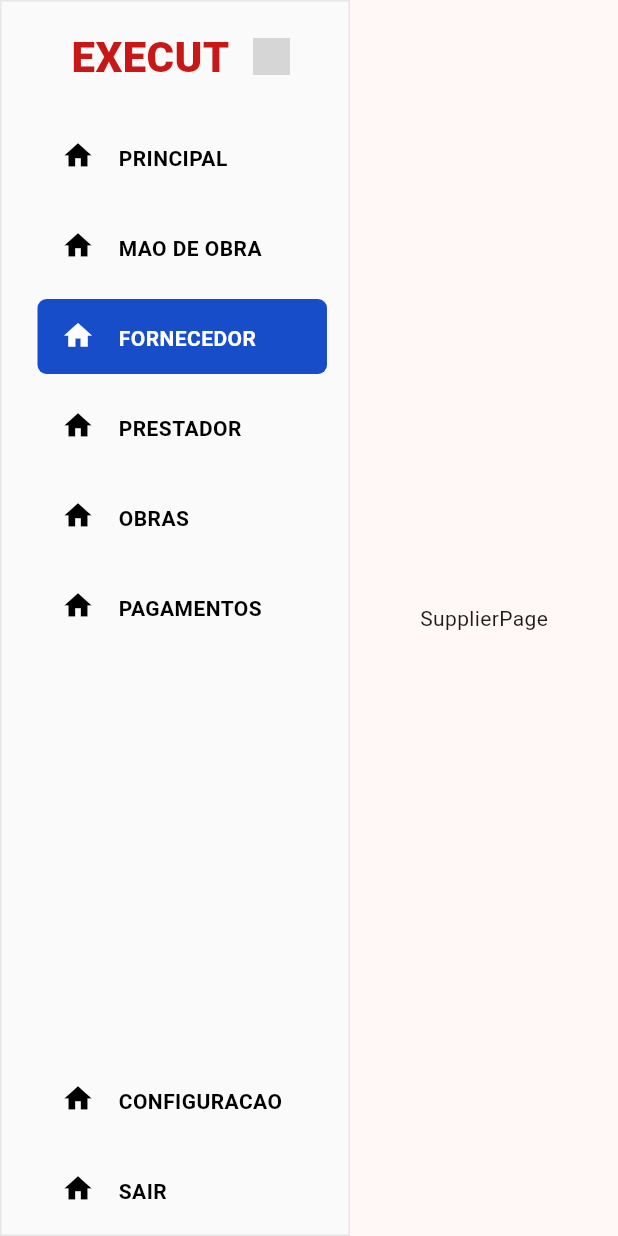
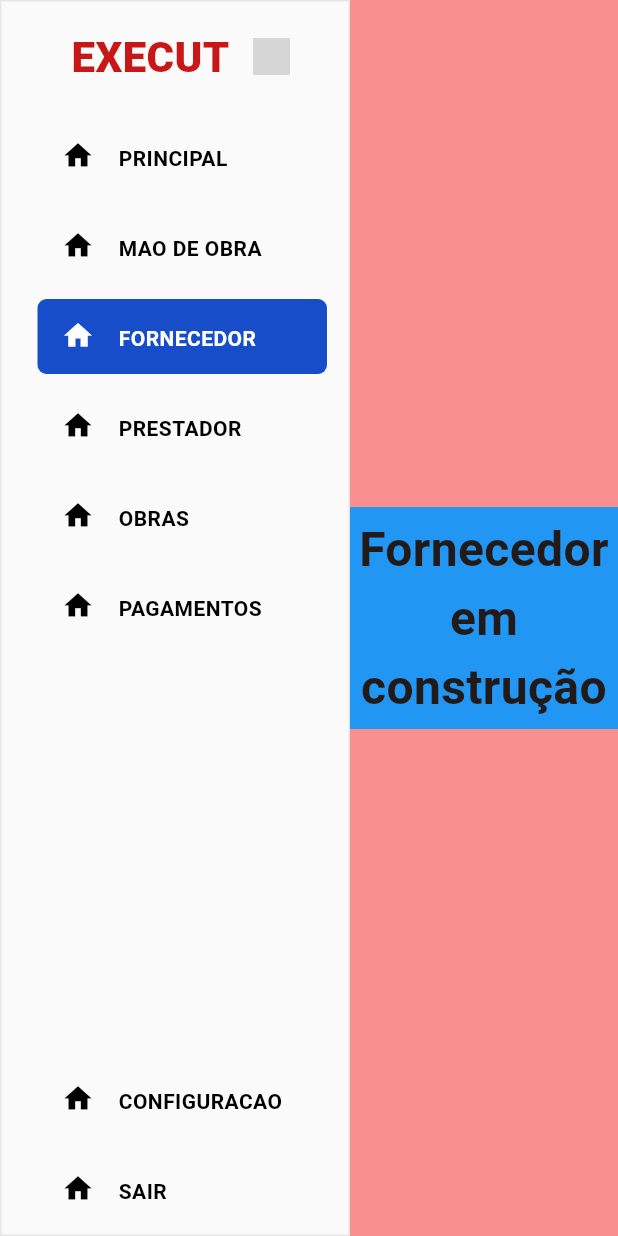
Before and after one commit to DevSavio/frontend, a Flutter app: the screen it shows after launch, after a tap on "MAO DE OBRA", after a tap on "FORNECEDOR", on a phone screen of 412 x 824 dp. Run offline on Flutter 3.47's test engine with Material 3 defaults, Android fonts, the phone set to English and light mode, and no system bars; our stand-ins replace dio; network calls fail; Roboto replaces fonts that are missing (Nunito Sans); grey boxes are pictures that could not be loaded.

Commit message:
Paginas em construção

```diff
--- a/execut/lib/Home/constructions/constructions_page.dart
+++ b/execut/lib/Home/constructions/constructions_page.dart
@@ -1,3 +1,4 @@
+import 'package:execut/constants/size.dart';
 import 'package:flutter/material.dart';
 
 class ConstructionsPage extends StatelessWidget {
@@ -5,8 +6,28 @@ class ConstructionsPage extends StatelessWidget {
 
   @override
   Widget build(BuildContext context) {
-    return const Center(
-      child: Text('Constructions Page'),
+    return Scaffold(
+      body: Container(
+        decoration:
+            const BoxDecoration(color: Color.fromARGB(255, 250, 143, 143)),
+        child: Column(
+          mainAxisAlignment: MainAxisAlignment.center,
+          children: [
+            Container(
+              width: sizeW * 1.0,
+              padding: const EdgeInsets.all(5.0),
+              child: const Center(
+                child: Text("Obras em construção",
+                  style: TextStyle(
+                    fontSize: 32,
+                    fontWeight: FontWeight.bold,
+                ),
+              ),
+              )
+            )
+          ]
+        )
+      )
     );
   }
 }
--- a/execut/lib/Home/payments/payments_page.dart
+++ b/execut/lib/Home/payments/payments_page.dart
@@ -1,3 +1,4 @@
+import 'package:execut/constants/size.dart';
 import 'package:flutter/material.dart';
 
 class PaymentsPage extends StatelessWidget {
@@ -5,8 +6,28 @@ class PaymentsPage extends StatelessWidget {
 
   @override
   Widget build(BuildContext context) {
-    return const Center(
-      child: Text('payments_page Page'),
+    return Scaffold(
+      body: Container(
+        decoration:
+            const BoxDecoration(color: Color.fromARGB(255, 250, 143, 143)),
+        child: Column(
+          mainAxisAlignment: MainAxisAlignment.center,
+          children: [
+            Container(
+              width: sizeW * 1.0,
+              padding: const EdgeInsets.all(5.0),
+              child: const Center(
+                child: Text("Pagamentos em construção",
+                  style: TextStyle(
+                    fontSize: 32,
+                    fontWeight: FontWeight.bold,
+                ),
+              ),
+              )
+            )
+          ]
+        )
+      )
     );
   }
 }
--- a/execut/lib/Home/provider/provider_page.dart
+++ b/execut/lib/Home/provider/provider_page.dart
@@ -1,3 +1,6 @@
+// ignore_for_file: prefer_const_constructors
+
+import 'package:execut/constants/size.dart';
 import 'package:flutter/material.dart';
 
 class ProviderPage extends StatelessWidget {
@@ -5,8 +8,289 @@ class ProviderPage extends StatelessWidget {
 
   @override
   Widget build(BuildContext context) {
-    return const Center(
-      child: Text('Prvider Page'),
+    return Scaffold(
+      body: Container(
+        decoration:
+            const BoxDecoration(color: Color.fromARGB(255, 250, 143, 143)),
+        child: Column(
+          children: [
+            Expanded(
+              child: SingleChildScrollView(
+                child: Container(
+                  padding: const EdgeInsets.all(10.0),
+                  child: Column(
+                    mainAxisAlignment: MainAxisAlignment.start,
+                    children: <Widget>[
+                      const SizedBox(
+                        height: sizeH * 0.05,
+                      ),
+                      const Text(
+                        'FORNECEDOR',
+                        textAlign: TextAlign.start,
+                        style: TextStyle(
+                          color: Color(0xFF202224),
+                          fontSize: 36,
+                          fontFamily: 'Nunito Sans',
+                          fontWeight: FontWeight.bold,
+                        ),
+                      ),
+                      const SizedBox(
+                        height: sizeH * 0.05,
+                      ),
+                      Row(
+                        mainAxisAlignment: MainAxisAlignment.spaceAround,
+                        children: [
+                          Container(
+                        width: sizeW * 0.3525,
+                        height: sizeH * 0.07,
+                        decoration: BoxDecoration(borderRadius: BorderRadius.circular(25),
+                        color: const Color.fromARGB(255, 224, 221, 221),),
+                        child:Row(
+                          mainAxisAlignment: MainAxisAlignment.start,
+                          children: const [
+                            Padding(
+                              padding: EdgeInsets.symmetric(horizontal: sizeW * 0.01875),
+                              child: Icon(Icons.search),
+                            ),
+                            Text("Procurar", style: TextStyle(
+                              color: Colors.black,
+                            ),)
+                          ],)
+                      ),
+                      Container(
+                        alignment: Alignment.center,
+                        width: sizeW * 0.1375,
+                        height: sizeH * 0.075,
+                        decoration: BoxDecoration(borderRadius: BorderRadius.circular(5),
+                        color: Color.fromARGB(255, 17, 1, 192),),
+                        child:Text("ADICIONAR NOVO",
+                        textAlign: TextAlign.center,
+                        style: TextStyle(
+                        color: Colors.white,
+                        ),
+                                                  )
+                      ),
+                        ],
+                      ),
+                      Wrap(
+                        alignment: WrapAlignment.spaceBetween,
+                        crossAxisAlignment: WrapCrossAlignment.center,
+                        children: [
+                          Padding(
+                            padding: const EdgeInsets.all(20.0),
+                            child: _cardPerson(
+                              nome: 'Nome da Pessoa',
+                              funcao: 'função a ser desempenhada',
+                              icon: Icons.person,
+                              telefone: "contato pessoal",
+                            ),
+                          ),
+                          Padding(
+                            padding: const EdgeInsets.all(20.0),
+                            child: _cardPerson(
+                              nome: 'Nome da Pessoa',
+                              funcao: 'função a ser desempenhada',
+                              icon: Icons.person,
+                              telefone: "contato pessoal",
+                            ),
+                          ),
+                          Padding(
+                            padding: const EdgeInsets.all(20.0),
+                            child: _cardPerson(
+                              nome: 'Nome da Pessoa',
+                              funcao: 'função a ser desempenhada',
+                              icon: Icons.person,
+                              telefone: "contato pessoal",
+                            ),
+                          ),
+                          Padding(
+                            padding: const EdgeInsets.all(20.0),
+                            child: _cardPerson(
+                              nome: 'Nome da Pessoa',
+                              funcao: 'função a ser desempenhada',
+                              icon: Icons.person,
+                              telefone: "contato pessoal",
+                            ),
+                          ),
+                        ],
+                      ),
+                      Wrap(
+                        alignment: WrapAlignment.spaceBetween,
+                        crossAxisAlignment: WrapCrossAlignment.center,
+                        children: [
+                          Padding(
+                            padding: const EdgeInsets.all(20.0),
+                            child: _cardPerson(
+                              nome: 'Nome da Pessoa',
+                              funcao: 'função a ser desempenhada',
+                              icon: Icons.person,
+                              telefone: "contato pessoal",
+                            ),
+                          ),
+                          Padding(
+                            padding: const EdgeInsets.all(20.0),
+                            child: _cardPerson(
+                              nome: 'Nome da Pessoa',
+                              funcao: 'função a ser desempenhada',
+                              icon: Icons.person,
+                              telefone: "contato pessoal",
+                            ),
+                          ),
+                          Padding(
+                            padding: const EdgeInsets.all(20.0),
+                            child: _cardPerson(
+                              nome: 'Nome da Pessoa',
+                              funcao: 'função a ser desempenhada',
+                              icon: Icons.person,
+                              telefone: "contato pessoal",
+                            ),
+                          ),
+                          Padding(
+                            padding: const EdgeInsets.all(20.0),
+                            child: _cardPerson(
+                              nome: 'Nome da Pessoa',
+                              funcao: 'função a ser desempenhada',
+                              icon: Icons.person,
+                              telefone: "contato pessoal",
+                            ),
+                          ),
+                        ],
+                      ),
+                      Wrap(
+                        alignment: WrapAlignment.spaceBetween,
+                        crossAxisAlignment: WrapCrossAlignment.center,
+                        children: [
+                          Padding(
+                            padding: const EdgeInsets.all(20.0),
+                            child: _cardPerson(
+                              nome: 'Nome da Pessoa',
+                              funcao: 'função a ser desempenhada',
+                              icon: Icons.person,
+                              telefone: "contato pessoal",
+                            ),
+                          ),
+                          Padding(
+                            padding: const EdgeInsets.all(20.0),
+                            child: _cardPerson(
+                              nome: 'Nome da Pessoa',
+                              funcao: 'função a ser desempenhada',
+                              icon: Icons.person,
+                              telefone: "contato pessoal",
+                            ),
+                          ),
+                          Padding(
+                            padding: const EdgeInsets.all(20.0),
+                            child: _cardPerson(
+                              nome: 'Nome da Pessoa',
+                              funcao: 'função a ser desempenhada',
+                              icon: Icons.person,
+                              telefone: "contato pessoal",
+                            ),
+                          ),
+                          Padding(
+                            padding: const EdgeInsets.all(20.0),
+                            child: _cardPerson(
+                              nome: 'Nome da Pessoa',
+                              funcao: 'função a ser desempenhada',
+                              icon: Icons.person,
+                              telefone: "contato pessoal",
+                            ),
+                          ),
+                        ],
+                      ),
+                    ],
+                  ),
+                ),
+              ),
+            ),
+          ]
+        )
+      )
+    );
+  }
+
+
+    Widget _cardPerson({
+    required String nome,
+    required String funcao,
+    required IconData icon,
+    required String telefone,
+  }) {
+    return Container(
+      height: sizeH * 0.235,
+      width: sizeW * 0.2025,
+      decoration: BoxDecoration(
+        color: Colors.white,
+        borderRadius: BorderRadius.circular(14),
+        boxShadow: const [
+          BoxShadow(
+            color: Color(0x0C000000),
+            blurRadius: 54,
+            offset: Offset(6, 6),
+            spreadRadius: 0,
+          )
+        ],
+      ),
+      child: Padding(
+        padding: const EdgeInsets.all(25),
+        child: Column(
+          mainAxisAlignment: MainAxisAlignment.spaceBetween,
+          crossAxisAlignment: CrossAxisAlignment.stretch,
+          children: [
+            Row(
+              mainAxisAlignment: MainAxisAlignment.center,
+              children: [
+                Container(
+                  padding: const EdgeInsets.all(15),
+                  decoration: BoxDecoration(
+                    color: Color.fromARGB(255, 201, 198, 198),
+                    borderRadius: BorderRadius.circular(100),
+                  ),
+                  child: Icon(
+                    icon,
+                    color: const Color(0xFF000000),
+                    size: 38,
+                  ),
+                ),
+                Padding(
+                  padding: const EdgeInsets.only(left: 50),
+                  child: Icon(Icons.edit_square, color: Colors.black, size: 20.0),
+                ),
+              ],
+            ),
+            Text(
+              nome,
+              textAlign: TextAlign.center,
+              style: const TextStyle(
+                color: Colors.black,
+                fontSize: 24,
+                fontFamily: 'Nunito Sans',
+                fontWeight: FontWeight.w600,
+              ),
+            ),
+            Text(
+              funcao,
+              textAlign: TextAlign.center,
+              style: const TextStyle(
+                color: Colors.black,
+                fontSize: 14,
+                fontFamily: 'Nunito Sans',
+                fontWeight: FontWeight.w400,
+              ),
+            ),
+            Text(
+              telefone,
+              textAlign: TextAlign.center,
+              style: const TextStyle(
+                color: Colors.black,
+                fontSize: 14,
+                fontFamily: 'Nunito Sans',
+                fontWeight: FontWeight.w400,
+              ),
+            ),
+          ],
+        ),
+      ),
     );
   }
 }
--- a/execut/lib/Home/settings/settings_page.dart
+++ b/execut/lib/Home/settings/settings_page.dart
@@ -1,3 +1,4 @@
+import 'package:execut/constants/size.dart';
 import 'package:flutter/material.dart';
 
 class SettingsPage extends StatelessWidget {
@@ -5,8 +6,28 @@ class SettingsPage extends StatelessWidget {
 
   @override
   Widget build(BuildContext context) {
-    return const Center(
-      child: Text('settings Page'),
+    return Scaffold(
+      body: Container(
+        decoration:
+            const BoxDecoration(color: Color.fromARGB(255, 250, 143, 143)),
+        child: Column(
+          mainAxisAlignment: MainAxisAlignment.center,
+          children: [
+            Container(
+              width: sizeW * 1.0,
+              padding: const EdgeInsets.all(5.0),
+              child: const Center(
+                child: Text("Configuração em construção",
+                  style: TextStyle(
+                    fontSize: 32,
+                    fontWeight: FontWeight.bold,
+                ),
+              ),
+              )
+            )
+          ]
+        )
+      )
     );
   }
 }
--- a/execut/lib/Home/supplier/supplier_page.dart
+++ b/execut/lib/Home/supplier/supplier_page.dart
@@ -1,3 +1,4 @@
+import 'package:execut/constants/size.dart';
 import 'package:flutter/material.dart';
 
 class SupplierPage extends StatelessWidget {
@@ -5,8 +6,28 @@ class SupplierPage extends StatelessWidget {
 
   @override
   Widget build(BuildContext context) {
-    return const Center(
-      child: Text('SupplierPage'),
+    return Scaffold(
+      body: Container(
+        decoration:
+            const BoxDecoration(color: Color.fromARGB(255, 250, 143, 143)),
+        child: Column(
+          mainAxisAlignment: MainAxisAlignment.center,
+          children: [
+            Container(
+              color: Colors.blue,
+              width: sizeW * 1.0,
+              padding: const EdgeInsets.all(5.0),
+              child: const Text("Fornecedor em construção",
+              textAlign: TextAlign.center,
+                style: TextStyle(
+                  fontSize: 32,
+                  fontWeight: FontWeight.bold,
+                ),
+              )
+            )
+          ]
+        )
+      )
     );
   }
 }
```
